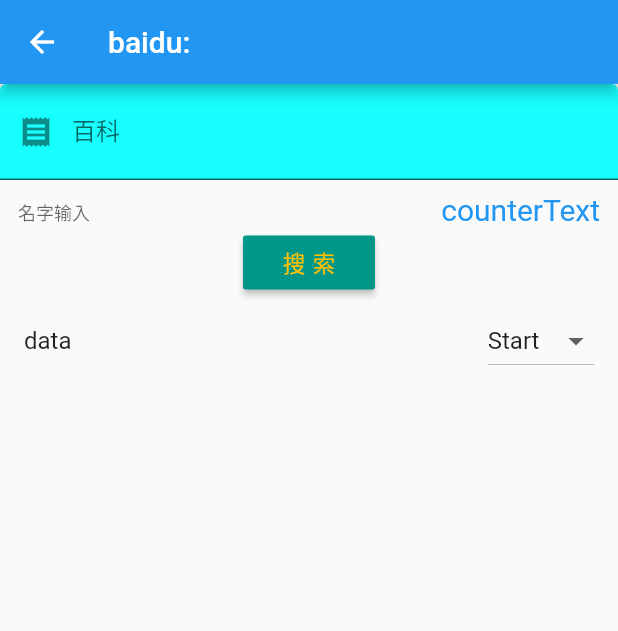
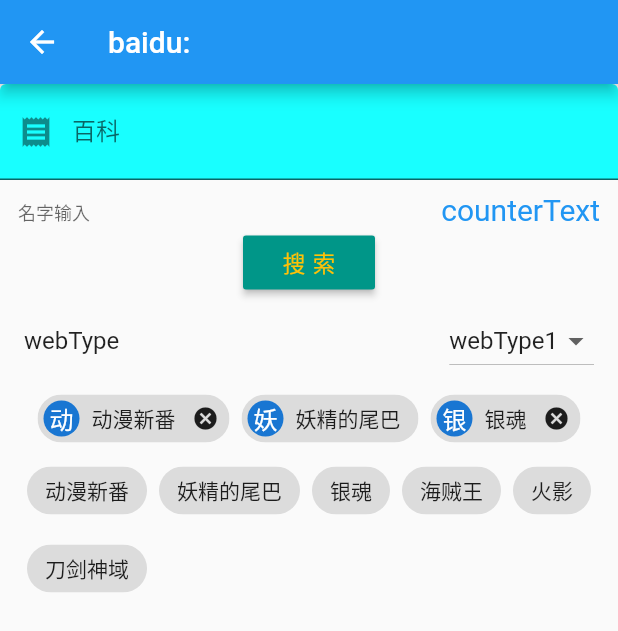
Before and after one commit to catcups/flutter_-practice, a Flutter app: the TextFieldPage screen opened directly, on a phone screen of 412 x 824 dp. Shown: the top 631 px of the screen. Run offline on Flutter 3.47's test engine with Material 2 defaults, Android fonts, the phone set to English and light mode, and no system bars; our stand-ins replace cookie_jar, dio, fluttertoast, oktoast, transparent_image, webview_flutter; missing offline and left inert: flutter_webview_plugin.

Commit message:
add Wrap & Chip

```diff
--- a/lib/Class/WebView.dart
+++ b/lib/Class/WebView.dart
@@ -42,10 +42,6 @@ class _TextFieldPageState extends State<TextFieldPage> {
 
   // 输入框加按钮
   List <Widget> _buildCenterWidget(BuildContext context) {
-    const kAlignmentType = <String, AlignmentDirectional> {
-      'topStart':AlignmentDirectional.topStart,
-      'topCenter':AlignmentDirectional.topCenter,
-    };
     return [
       new TextField(
             decoration: new InputDecoration(
@@ -83,6 +79,7 @@ class _TextFieldPageState extends State<TextFieldPage> {
             if (_textEditingController.text == '') {
               print('动漫新番');
               String url = 'https://baike.baidu.com/item/' + '动漫新番';
+              print(this._alignmentDirectional);
               Navigator.of(context).push(MaterialPageRoute(builder: (context){
               return Scaffold(
                 appBar: AppBar(title: Text('data'),),
@@ -104,13 +101,17 @@ class _TextFieldPageState extends State<TextFieldPage> {
           },
         ),
         _getButtonBar(context),
+        _buildWrap(),
+        _buildTapWrap()
     ];
   }
 
+  // StatefulWidget 类型的不用传context
+  // StatelessWidget 则需要传(BuildContext context)
   Widget _getButtonBar(BuildContext context) {
     const kAlignmentType = <String, AlignmentDirectional> {
-      'Start':AlignmentDirectional.topStart,
-      'Center':AlignmentDirectional.topCenter,
+      'webType1':AlignmentDirectional.topStart,
+      'webType2':AlignmentDirectional.topCenter,
     };
     // return Material(
     //   color: Theme.of(context).primaryColorLight,
@@ -118,7 +119,7 @@ class _TextFieldPageState extends State<TextFieldPage> {
     return  Column(
         mainAxisSize: MainAxisSize.min,
         children: <Widget>[
-          ListTile(title: Text('data'),
+          ListTile(title: Text('webType'),
           trailing: DropdownButton<AlignmentDirectional>(
             value: _alignmentDirectional,
             onChanged: (AlignmentDirectional newValue) {
@@ -135,6 +136,56 @@ class _TextFieldPageState extends State<TextFieldPage> {
         ],
       );
     // );
+  }
+
+  Widget _buildWrap() {
+    return Wrap(
+      // Gap between adjecent chips.
+      spacing: 8,
+      // Gap between lines.
+      runSpacing: 4,
+      direction: Axis.horizontal,
+      children: [
+        '动漫新番',
+        '妖精的尾巴',
+        '银魂'
+      ].map(
+        (String name) => Chip(
+          avatar:CircleAvatar(child: Text(name.substring(0, 1))),
+          label: Text(name),
+          onDeleted: name == '妖精的尾巴' ? null : () => print('object'),
+        )
+      ).toList(),
+    );
+  }
+
+  Widget _buildTapWrap() {
+    return Wrap(
+      // Gap between adjecent chips.
+      spacing: 8,
+      // Gap between lines.
+      runSpacing: 4,
+      direction: Axis.horizontal,
+      children: [
+        '动漫新番',
+        '妖精的尾巴',
+        '银魂',
+        '海贼王',
+        '火影',
+        '刀剑神域',
+      ].map(
+        (String name) => GestureDetector(
+          onTap: (){
+            print('$name');
+          },
+          child: Chip(
+            // avatar:CircleAvatar(child: Text(name.substring(0, 0))),
+            shadowColor: Colors.redAccent,
+            label: Text(name),
+          ),
+        )
+      ).toList(),
+    );
   }
 
 
```
